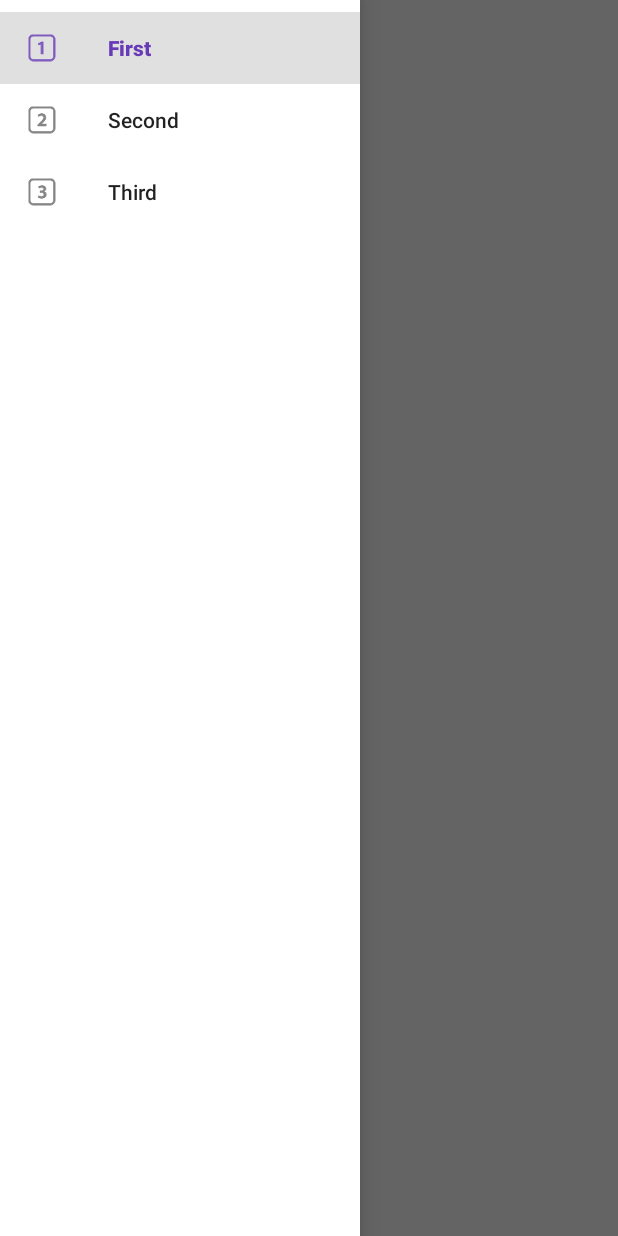
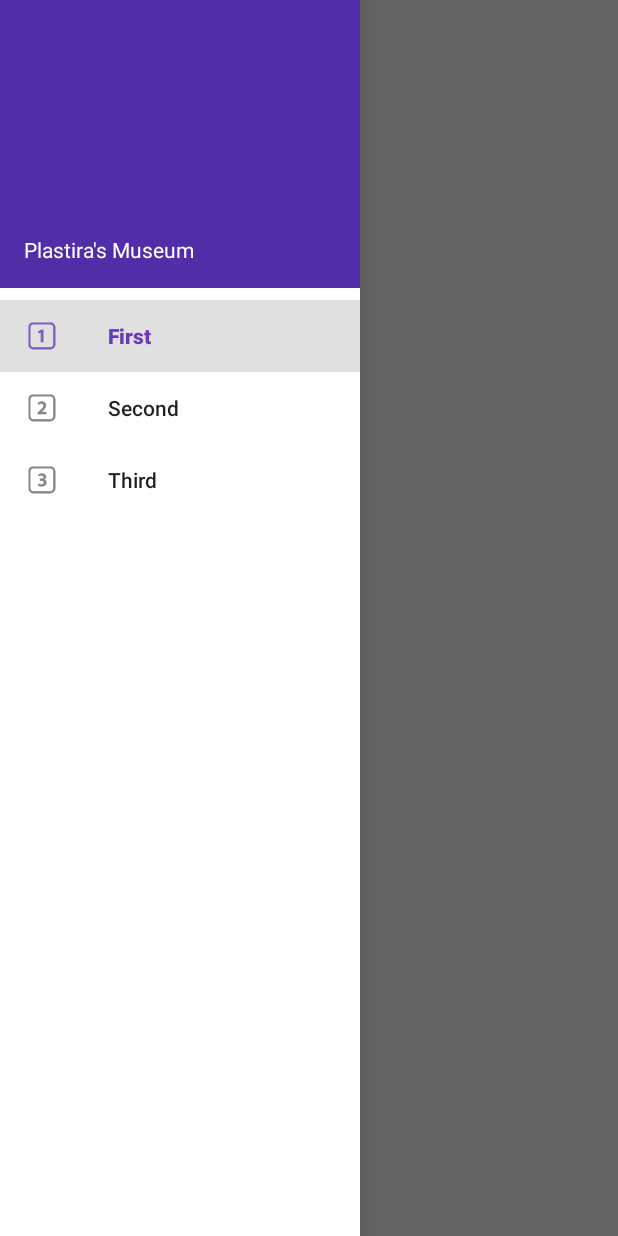
Before and after one commit to iamninja/plastira-app, an Android app: the screen it shows after launch (MainActivity), with the side drawer open, on a phone screen of 412 x 824 dp. Run offline under Robolectric (Android 15) with nearby library versions, the phone set to English and light mode, and no system bars; 3 statements that could not run were skipped.

Commit message:
Add drawer header

```diff
--- a/app/src/main/res/layout/activity_main.xml
+++ b/app/src/main/res/layout/activity_main.xml
@@ -39,5 +39,6 @@
         android:layout_height="match_parent"
         android:layout_gravity="start"
         android:background="@android:color/white"
-        app:menu="@menu/drawer_view" />
+        app:menu="@menu/drawer_view"
+        app:headerLayout="@layout/nav_header" />
 </android.support.v4.widget.DrawerLayout>
--- /dev/null
+++ b/app/src/main/res/layout/nav_header.xml
@@ -0,0 +1,18 @@
+<?xml version="1.0" encoding="utf-8"?>
+<LinearLayout xmlns:android="http://schemas.android.com/apk/res/android"
+    android:layout_width="match_parent"
+    android:layout_height="192dp"
+    android:background="?attr/colorPrimaryDark"
+    android:padding="16dp"
+    android:theme="@style/ThemeOverlay.AppCompat.Dark"
+    android:orientation="vertical"
+    android:gravity="bottom">
+
+    <TextView
+        android:layout_width="match_parent"
+        android:layout_height="wrap_content"
+        android:text="@string/nav_header"
+        android:textColor="@android:color/white"
+        android:textAppearance="@style/TextAppearance.AppCompat.Body1"/>
+
+</LinearLayout>
--- a/app/src/main/res/values/strings.xml
+++ b/app/src/main/res/values/strings.xml
@@ -22,6 +22,8 @@
         <item>@drawable/ic_futurama</item>
     </array>
 
+    <string name="nav_header">Plastira\'s Museum</string>
+
     <!-- Content Description -->
     <string name="desc_list_item_icon">Item Icon</string>
     <string name="hello_blank_fragment">Hello blank fragment</string>
```
